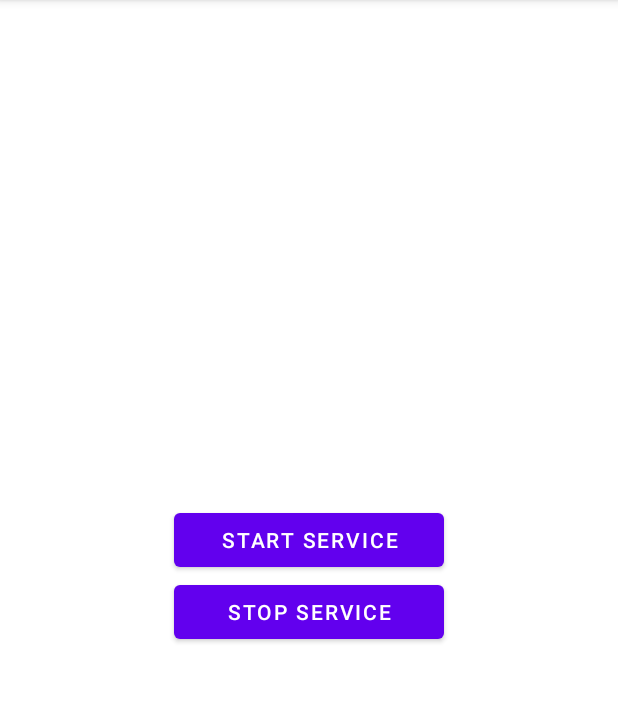
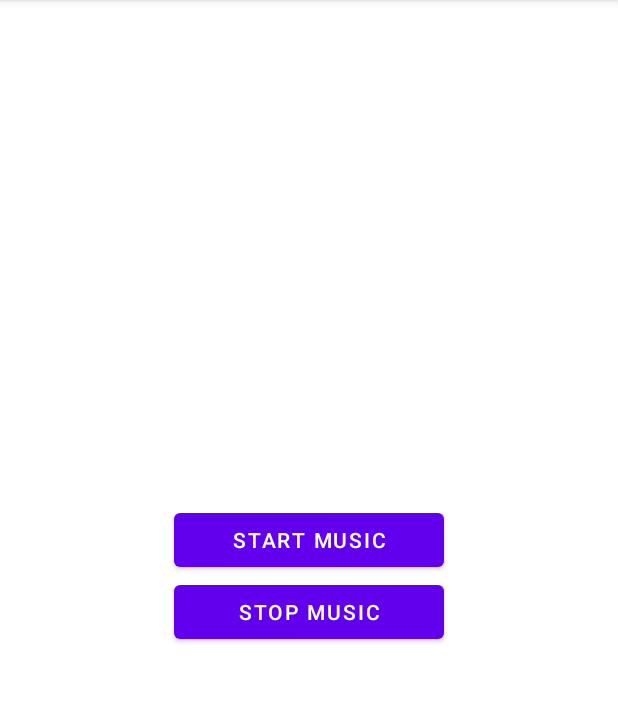
Before and after one commit to DarkRayStar/SelfStudyLab, an Android app: the screen it shows after launch (MainActivity), on a phone screen of 412 x 824 dp, the part 84-786 px from its top. Run offline under Robolectric (Android 15) with nearby library versions, the phone set to English and light mode, and no system bars.

Commit message:
Changed the music.

```diff
--- a/app/src/main/java/com/united/selfstudylab/MyServices.java
+++ b/app/src/main/java/com/united/selfstudylab/MyServices.java
@@ -20,8 +20,7 @@ public class MyServices extends Service {
 
     @Override
     public int onStartCommand(Intent intent, int flags, int startId) {
-        player = MediaPlayer.create(this, Settings.System.DEFAULT_RINGTONE_URI);
-        player.setLooping(true);
+        player = MediaPlayer.create(this,R.raw.nfs_carbon);
         player.start();
         return START_STICKY;
     }
--- a/app/src/main/res/layout/activity_main.xml
+++ b/app/src/main/res/layout/activity_main.xml
@@ -18,7 +18,7 @@
             android:layout_gravity="center_horizontal"
             android:layout_width="180dp"
             android:layout_height="wrap_content"
-            android:text="Start Service" />
+            android:text="Start Music" />
 
 
         <Button
@@ -26,7 +26,7 @@
             android:layout_width="180dp"
             android:layout_gravity="center_horizontal"
             android:layout_height="wrap_content"
-            android:text="Stop Service" />
+            android:text="Stop Music" />
 
     </LinearLayout>
 
```
